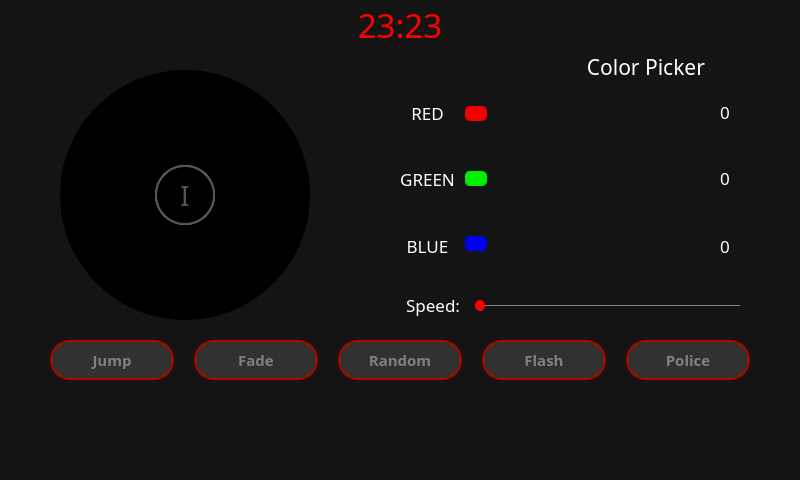
Before: the Qt Designer form GUI_WIDGETS/Leds/leds.ui in PortiESP/PortiOS, drawn with Qt 5.
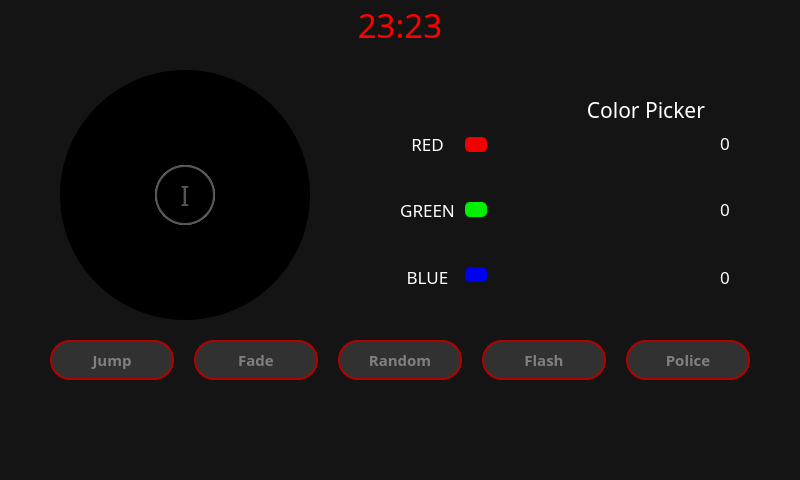
After: the same form once the commit is applied. Icons and pictures are not drawn.

Patch:
```diff
--- a/GUI_WIDGETS/Leds/leds.ui
+++ b/GUI_WIDGETS/Leds/leds.ui
@@ -369,7 +369,7 @@
     <property name="geometry">
      <rect>
       <x>400</x>
-      <y>79</y>
+      <y>110</y>
       <width>350</width>
       <height>200</height>
      </rect>
@@ -657,7 +657,7 @@
     <property name="geometry">
      <rect>
       <x>545</x>
-      <y>47</y>
+      <y>90</y>
       <width>200</width>
       <height>41</height>
      </rect>
@@ -1180,79 +1180,6 @@
     <zorder>footer_i</zorder>
     <zorder>footer_d</zorder>
    </widget>
-   <widget class="QFrame" name="frame_speed">
-    <property name="geometry">
-     <rect>
-      <x>400</x>
-      <y>280</y>
-      <width>350</width>
-      <height>50</height>
-     </rect>
-    </property>
-    <widget class="QLabel" name="label_9">
-     <property name="geometry">
-      <rect>
-       <x>0</x>
-       <y>0</y>
-       <width>60</width>
-       <height>50</height>
-      </rect>
-     </property>
-     <property name="font">
-      <font>
-       <family>Bahnschrift SemiLight</family>
-       <pointsize>13</pointsize>
-      </font>
-     </property>
-     <property name="styleSheet">
-      <string notr="true">color:white;</string>
-     </property>
-     <property name="text">
-      <string>Speed:</string>
-     </property>
-     <property name="alignment">
-      <set>Qt::AlignRight|Qt::AlignTrailing|Qt::AlignVCenter</set>
-     </property>
-    </widget>
-    <widget class="QSlider" name="ledSpeedSlider">
-     <property name="geometry">
-      <rect>
-       <x>70</x>
-       <y>10</y>
-       <width>280</width>
-       <height>30</height>
-      </rect>
-     </property>
-     <property name="styleSheet">
-      <string notr="true">QSlider::groove:horizontal{
-	height:1px;	
-	width:260px;
-	background:gray;
-
-}
-
-QSlider::handle:horizontal{
-	background:red;
-	width:10px;
-	margin:-5px;
-	border-radius:5px;	
-
-}</string>
-     </property>
-     <property name="minimum">
-      <number>1</number>
-     </property>
-     <property name="maximum">
-      <number>10</number>
-     </property>
-     <property name="value">
-      <number>1</number>
-     </property>
-     <property name="orientation">
-      <enum>Qt::Horizontal</enum>
-     </property>
-    </widget>
-   </widget>
   </widget>
  </widget>
  <resources>
```
